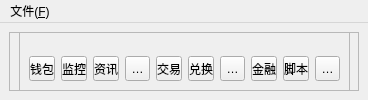
This is src/Tengu.ui in to1dev/tengu as Qt 5 draws it before an edit. The edited form follows.
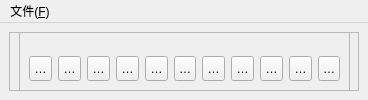
This is the edited form. Icons and pictures are not drawn.

Commit message: add arbitrage button and res

```diff
--- a/src/Tengu.ui
+++ b/src/Tengu.ui
@@ -182,6 +182,26 @@
           </property>
          </widget>
         </item>
+        <item>
+         <widget class="QToolButton" name="ButtonArbitrage">
+          <property name="text">
+           <string>套利</string>
+          </property>
+          <property name="icon">
+           <iconset resource="res/Images.qrc">
+            <normaloff>:/Buttons/arbitrage.svg</normaloff>:/Buttons/arbitrage.svg</iconset>
+          </property>
+          <property name="iconSize">
+           <size>
+            <width>32</width>
+            <height>32</height>
+           </size>
+          </property>
+          <property name="toolButtonStyle">
+           <enum>Qt::ToolButtonTextUnderIcon</enum>
+          </property>
+         </widget>
+        </item>
         <item>
          <widget class="QToolButton" name="ButtonDefi">
           <property name="text">
```
The commit also changes 3 other files.
